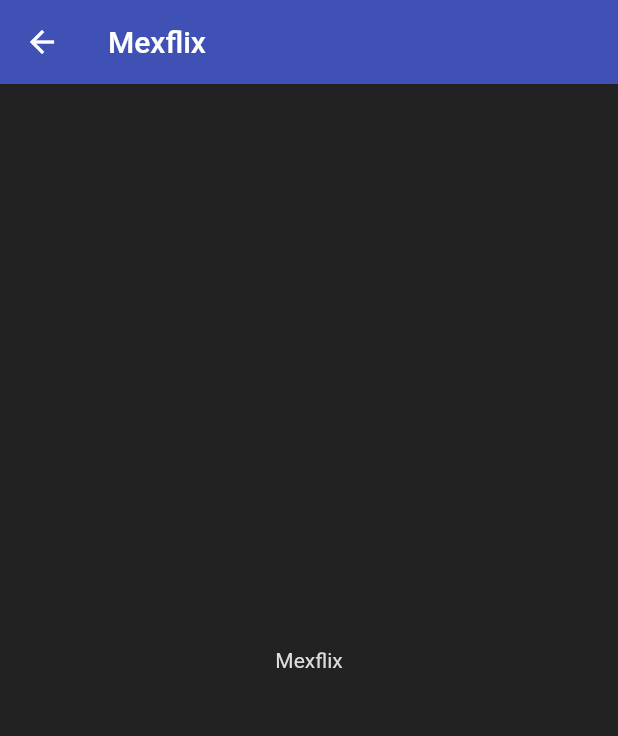
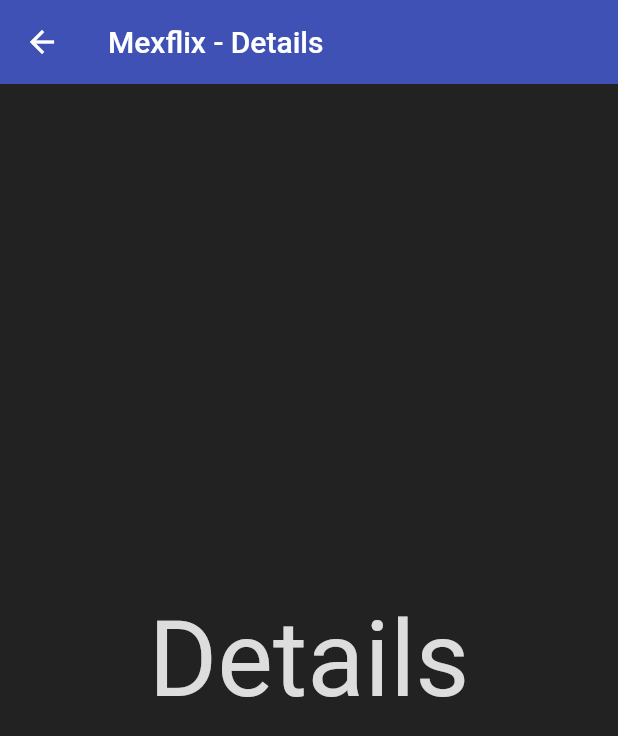
Before and after one commit to qbixmex/movies_app, a Flutter app: the DetailsScreen screen opened by its route, on a phone screen of 412 x 824 dp. Shown: the top 736 px of the screen. Run offline on Flutter 3.47's test engine with Material 2 defaults, Android fonts, the phone set to English and light mode, and no system bars; our stand-ins replace card_swiper; network calls fail.

Commit message:
07-navigation-to-details

```diff
--- a/lib/screens/details.screen.dart
+++ b/lib/screens/details.screen.dart
@@ -5,9 +5,12 @@ class DetailsScreen extends StatelessWidget {
   @override
   Widget build(BuildContext context) {
     return Scaffold(
-      appBar: AppBar(title: const Text('Mexflix')),
-      body: const Center(
-        child: Text('Mexflix'),
+      appBar: AppBar(title: const Text('Mexflix - Details')),
+      body: Center(
+        child: Text(
+          'Details',
+          style: Theme.of(context).textTheme.headline2,
+        ),
       ),
     );
   }
--- a/pubspec.yaml
+++ b/pubspec.yaml
@@ -3,7 +3,7 @@ description: A new Flutter project.
 
 publish_to: 'none'
 
-version: 1.5.0
+version: 1.6.0
 
 environment:
   sdk: '>=2.18.4 <3.0.0'
```
Also changed, not shown: lib/widgets/card.swiper.dart (+13 -6 lines).
